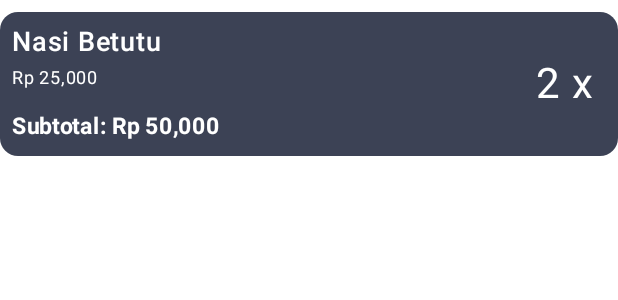
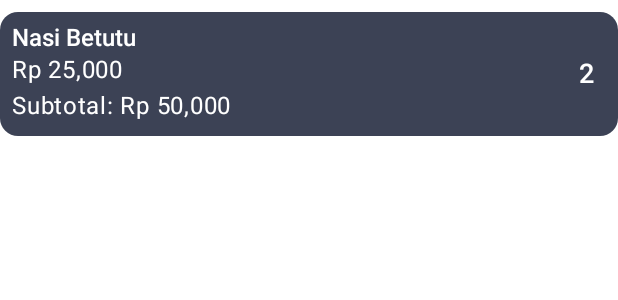
Before and after one commit to calvinadhikang/NanasPOS-AndroidApps, an Android app built with Jetpack Compose: the @Preview function CheckoutListComponentPreview, on a phone screen of 412 x 824 dp. Shown: the top 300 px of the screen. Run offline under Robolectric (Android 15) with nearby library versions, the phone set to English and light mode, and no system bars; network calls fail.

```diff
--- a/app/src/main/java/com/bangkit/nanaspos/api/ApiConfig.kt
+++ b/app/src/main/java/com/bangkit/nanaspos/api/ApiConfig.kt
@@ -13,8 +13,8 @@ class ApiConfig {
                 .addInterceptor(loggingInterceptor)
                 .build()
             val retrofit = Retrofit.Builder()
-                .baseUrl("http://10.0.2.2:8000/")
-//                .baseUrl("https://nanaspos.masuk.id/")
+//                .baseUrl("http://10.0.2.2:8000/")
+                .baseUrl("https://nanaspos.masuk.id/")
                 .addConverterFactory(GsonConverterFactory.create())
                 .client(client)
                 .build()
--- a/app/src/main/java/com/bangkit/nanaspos/ui/component/CheckoutListComponent.kt
+++ b/app/src/main/java/com/bangkit/nanaspos/ui/component/CheckoutListComponent.kt
@@ -53,24 +53,9 @@ fun CheckoutListComponent(
             Column(
                 modifier = modifier.weight(1F)
             ) {
-                Text(
-                    text = nama,
-                    fontSize = 18.sp,
-                    fontWeight = FontWeight.SemiBold,
-                    modifier = modifier
-                )
-                Text(
-                    text = "Rp ${String.format("%,d", harga)}",
-                    fontSize = 12.sp,
-                    modifier = modifier
-                        .padding(bottom = 8.dp)
-                )
-                Text(
-                    text = "Subtotal: Rp ${String.format("%,d", subTotal)}",
-                    fontSize = 15.sp,
-                    fontWeight = FontWeight.Bold,
-                    modifier = modifier
-                )
+                Text(text = nama,style = MaterialTheme.typography.bodySmall)
+                Text(text = "Rp ${String.format("%,d", harga)}")
+                Text(text = "Subtotal: Rp ${String.format("%,d", subTotal)}")
             }
             Row(
                 verticalAlignment = Alignment.CenterVertically,
@@ -82,7 +67,7 @@ fun CheckoutListComponent(
                         Icon(imageVector = Icons.Default.RemoveCircle, contentDescription = "")
                     }
                 }
-                Text(text = "$qty x", fontSize = 28.sp)
+                Text(text = "$qty", style = MaterialTheme.typography.bodyMedium)
                 if (isEdit){
                     IconButton(onClick = {  }) {
                         Icon(imageVector = Icons.Default.AddCircle, contentDescription = "")
```
Also changed, not shown: app/src/main/java/com/bangkit/nanaspos/api/Response.kt (+9 -0 lines), app/src/main/java/com/bangkit/nanaspos/ui/checkout/CheckoutViewModel.kt (+4 -4 lines), app/src/main/java/com/bangkit/nanaspos/ui/component/Badge.kt (added, +27 -0 lines), app/src/main/java/com/bangkit/nanaspos/ui/component/TransactionHeaderListComponent.kt (+9 -34 lines), app/src/main/java/com/bangkit/nanaspos/ui/theme/Type.kt (+16 -0 lines), app/src/main/java/com/bangkit/nanaspos/ui/transaction/TransactionActivity.kt (+1 -36 lines), app/src/main/java/com/bangkit/nanaspos/ui/transaction_detail/TransactionDetailActivity.kt (+36 -11 lines), app/src/main/java/com/bangkit/nanaspos/ui/transaction_detail/TransactionDetailViewModel.kt (+20 -5 lines).
